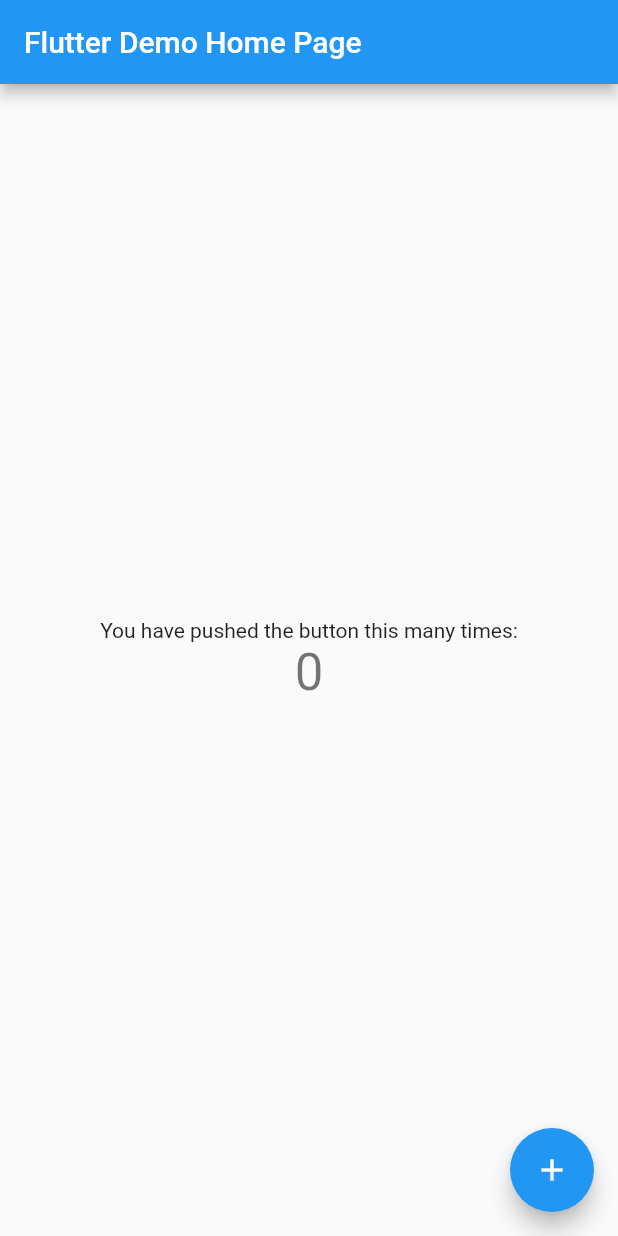
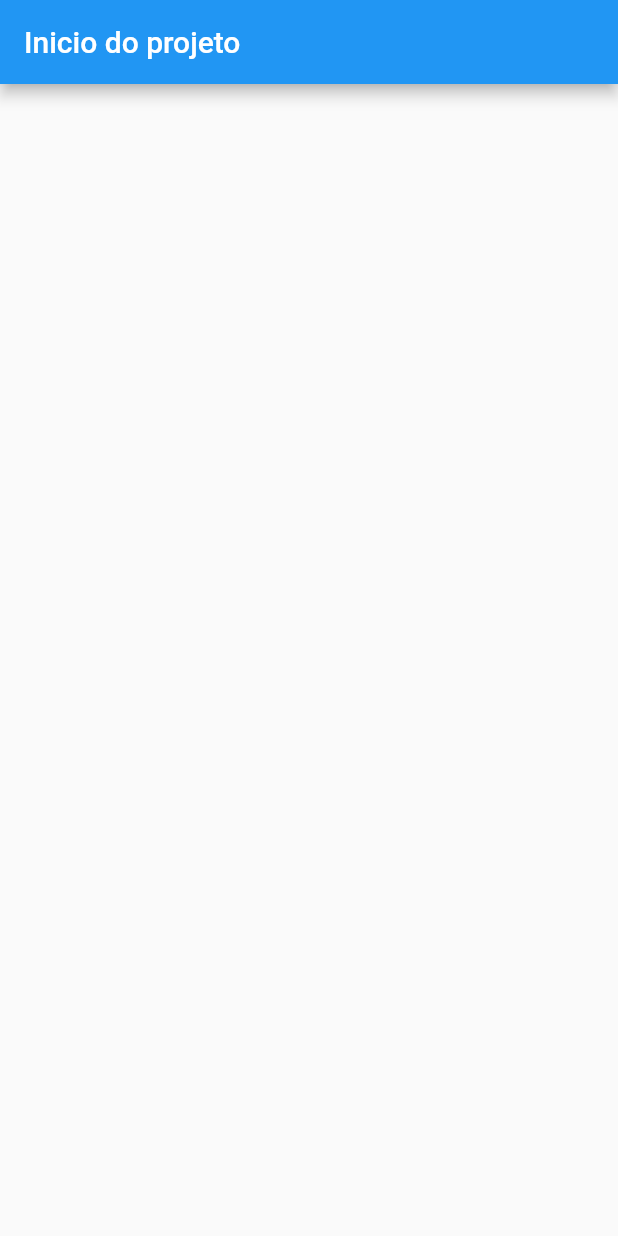
Before and after one commit to henriqdsvlima/hmriq_faq, a Flutter app: the screen it shows after launch, on a phone screen of 412 x 824 dp. Run offline on Flutter 3.47's test engine with Material 2 defaults, Android fonts, the phone set to English and light mode, and no system bars.

Commit message:
limpando as config iniciais

```diff
--- a/lib/main.dart
+++ b/lib/main.dart
@@ -11,15 +11,6 @@
     return MaterialApp(
       title: 'Flutter Demo',
       theme: ThemeData(
-        // This is the theme of your application.
-        //
-        // Try running your application with "flutter run". You'll see the
-        // application has a blue toolbar. Then, without quitting the app, try
-        // changing the primarySwatch below to Colors.green and then invoke
-        // "hot reload" (press "r" in the console where you ran "flutter run",
-        // or simply save your changes to "hot reload" in a Flutter IDE).
-        // Notice that the counter didn't reset back to zero; the application
-        // is not restarted.
         primarySwatch: Colors.blue,
       ),
       home: MyHomePage(title: 'Flutter Demo Home Page'),
@@ -29,15 +20,6 @@
 
 class MyHomePage extends StatefulWidget {
   MyHomePage({Key key, this.title}) : super(key: key);
-
-  // This widget is the home page of your application. It is stateful, meaning
-  // that it has a State object (defined below) that contains fields that affect
-  // how it looks.
-
-  // This class is the configuration for the state. It holds the values (in this
-  // case the title) provided by the parent (in this case the App widget) and
-  // used by the build method of the State. Fields in a Widget subclass are
-  // always marked "final".
 
   final String title;
 
@@ -69,45 +51,8 @@
     // than having to individually change instances of widgets.
     return Scaffold(
       appBar: AppBar(
-        // Here we take the value from the MyHomePage object that was created by
-        // the App.build method, and use it to set our appbar title.
-        title: Text(widget.title),
+        title: Text('Inicio do projeto'),
       ),
-      body: Center(
-        // Center is a layout widget. It takes a single child and positions it
-        // in the middle of the parent.
-        child: Column(
-          // Column is also a layout widget. It takes a list of children and
-          // arranges them vertically. By default, it sizes itself to fit its
-          // children horizontally, and tries to be as tall as its parent.
-          //
-          // Invoke "debug painting" (press "p" in the console, choose the
-          // "Toggle Debug Paint" action from the Flutter Inspector in Android
-          // Studio, or the "Toggle Debug Paint" command in Visual Studio Code)
-          // to see the wireframe for each widget.
-          //
-          // Column has various properties to control how it sizes itself and
-          // how it positions its children. Here we use mainAxisAlignment to
-          // center the children vertically; the main axis here is the vertical
-          // axis because Columns are vertical (the cross axis would be
-          // horizontal).
-          mainAxisAlignment: MainAxisAlignment.center,
-          children: <Widget>[
-            Text(
-              'You have pushed the button this many times:',
-            ),
-            Text(
-              '$_counter',
-              style: Theme.of(context).textTheme.headline4,
-            ),
-          ],
-        ),
-      ),
-      floatingActionButton: FloatingActionButton(
-        onPressed: _incrementCounter,
-        tooltip: 'Increment',
-        child: Icon(Icons.add),
-      ), // This trailing comma makes auto-formatting nicer for build methods.
     );
   }
 }
```
